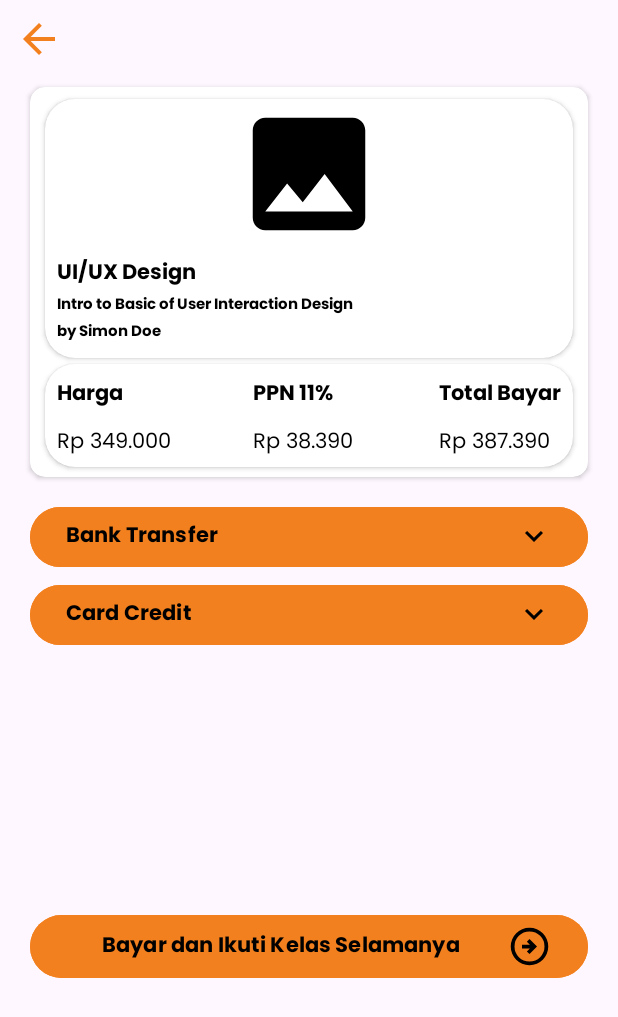
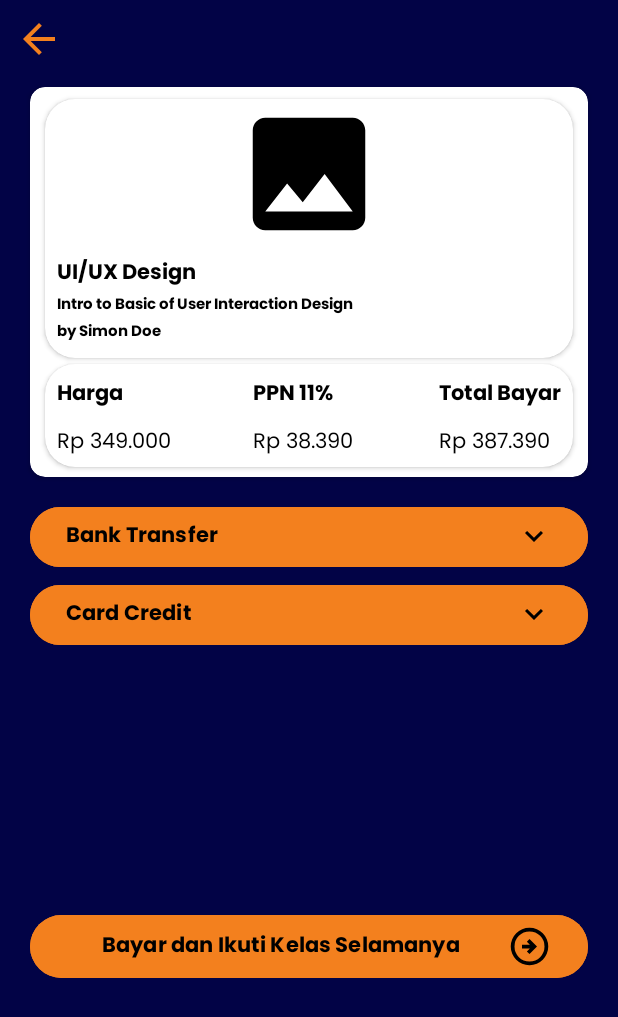
Before and after one commit to andika1720/Ideamy, an Android app: the fragment DetailPaymentFragment shown on its own in the app's theme, on a phone screen of 412 x 824 dp. Shown: the top 1017 px of the screen. Run offline under Robolectric (Android 15) with nearby library versions, the light colour scheme and no system bars.

Commit message:
ui detai course payment and botsheet success payment

```diff
--- a/app/src/main/res/layout/fragment_detail_payment.xml
+++ b/app/src/main/res/layout/fragment_detail_payment.xml
@@ -3,6 +3,7 @@
     xmlns:tools="http://schemas.android.com/tools"
     android:layout_width="match_parent"
     android:layout_height="match_parent"
+    android:background="#020346"
     android:padding="10dp"
     xmlns:app="http://schemas.android.com/apk/res-auto"
     tools:context=".ui.fragment.DetailPaymentFragment">
```
